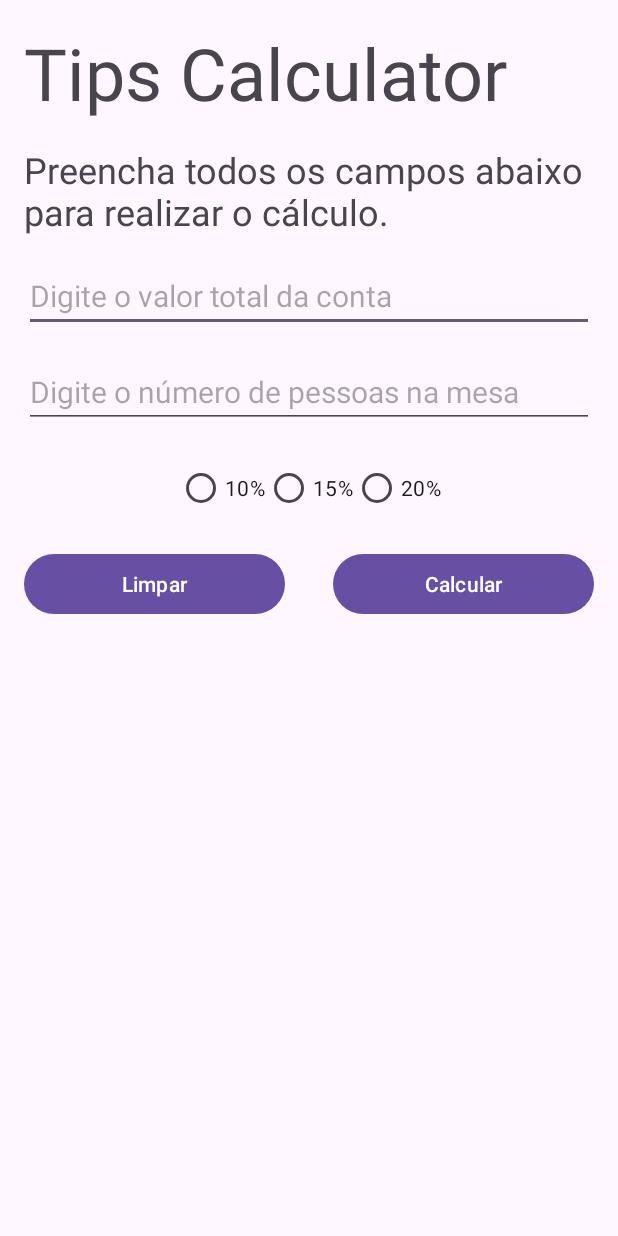
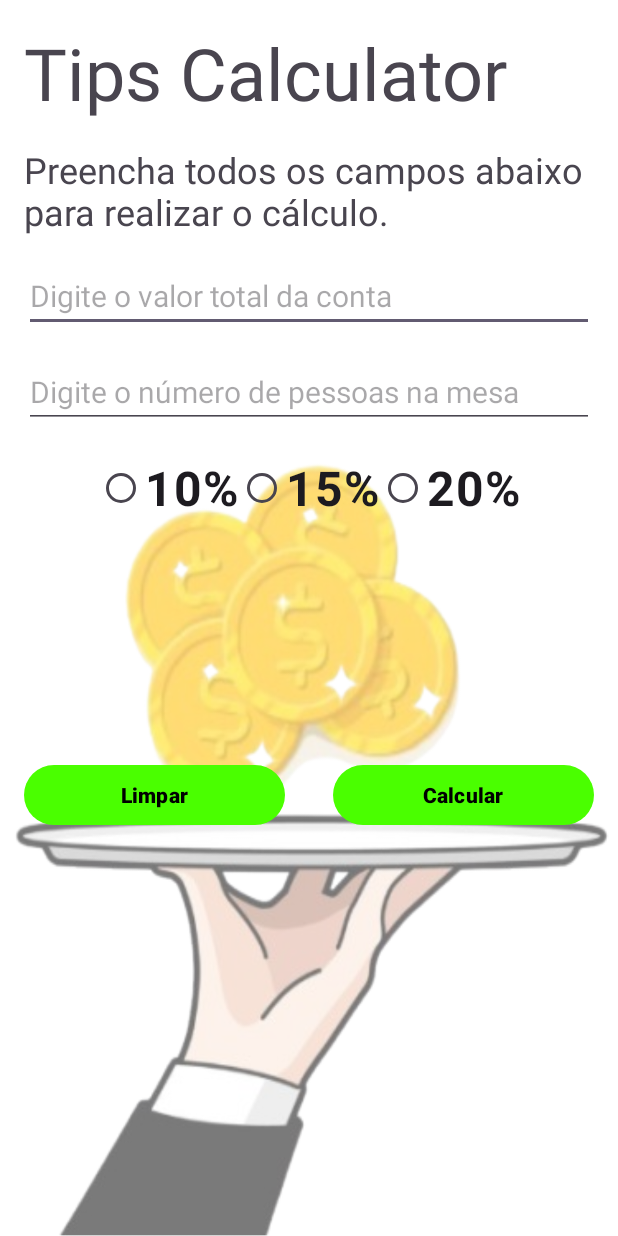
Before and after one commit to Giovanesantos1/appdagorjeta, an Android app: the screen it shows after launch (MainActivity), on a phone screen of 412 x 824 dp. Run offline under Robolectric (Android 15) with nearby library versions, the phone set to English and light mode, and no system bars.

Commit message:
melhorando o app

```diff
--- a/app/src/main/res/layout/activity_main.xml
+++ b/app/src/main/res/layout/activity_main.xml
@@ -6,6 +6,16 @@
     android:layout_width="match_parent"
     android:layout_height="match_parent"
     tools:context=".MainActivity">
+
+    <ImageView
+        android:id="@+id/img_primary_tela"
+        android:layout_width="match_parent"
+        android:layout_height="match_parent"
+        android:background="@drawable/teste"
+        app:layout_constraintBottom_toBottomOf="parent"
+        app:layout_constraintEnd_toEndOf="parent"
+        app:layout_constraintStart_toStartOf="parent"
+        app:layout_constraintTop_toTopOf="parent" />
 
     <TextView
         android:id="@+id/tv_title"
@@ -69,18 +79,24 @@
         android:id="@+id/rb_option_one"
         android:layout_width="wrap_content"
         android:layout_height="wrap_content"
+        android:textSize="32dp"
+        android:textStyle="bold"
         android:text="10%" />
 
     <RadioButton
         android:id="@+id/rb_option_two"
         android:layout_width="wrap_content"
         android:layout_height="wrap_content"
+        android:textSize="32dp"
+        android:textStyle="bold"
         android:text="15%"/>
 
         <RadioButton
             android:id="@+id/rb_option_three"
             android:layout_width="wrap_content"
             android:layout_height="wrap_content"
+            android:textSize="32dp"
+            android:textStyle="bold"
             android:text="20%"/>
 
     </RadioGroup>
@@ -90,10 +106,14 @@
         android:layout_width="0dp"
         android:layout_height="wrap_content"
         android:layout_margin="16dp"
+        android:textColor="@color/black"
+        android:textStyle="bold"
         android:text="Limpar"
+        app:layout_constraintBottom_toBottomOf="parent"
         app:layout_constraintEnd_toStartOf="@+id/btn_guideline"
         app:layout_constraintStart_toStartOf="parent"
-        app:layout_constraintTop_toBottomOf="@+id/rg_percentage" />
+        app:layout_constraintTop_toBottomOf="@+id/rg_percentage"
+        app:layout_constraintVertical_bias="0.356" />
 
     <androidx.constraintlayout.widget.Guideline
         android:id="@+id/btn_guideline"
@@ -107,9 +127,14 @@
         android:layout_width="0dp"
         android:layout_height="wrap_content"
         android:layout_margin="16dp"
+        android:textColor="@color/black"
+        android:textStyle="bold"
         android:text="Calcular"
+        app:layout_constraintBottom_toBottomOf="parent"
         app:layout_constraintEnd_toEndOf="parent"
+        app:layout_constraintHorizontal_bias="0.0"
         app:layout_constraintStart_toEndOf="@+id/btn_guideline"
-        app:layout_constraintTop_toBottomOf="@+id/rg_percentage" />
+        app:layout_constraintTop_toBottomOf="@+id/rg_percentage"
+        app:layout_constraintVertical_bias="0.356" />
 
 </androidx.constraintlayout.widget.ConstraintLayout>
--- a/app/src/main/res/layout/activity_sumary.xml
+++ b/app/src/main/res/layout/activity_sumary.xml
@@ -6,6 +6,12 @@
     android:layout_width="match_parent"
     android:layout_height="match_parent"
     tools:context=".SumaryActivity">
+
+    <ImageView
+        android:id="@+id/img_seg_tela"
+        android:layout_width="match_parent"
+        android:layout_height="match_parent"
+        android:background="@drawable/testeimg"/>
 
     <TextView
         android:id="@+id/tv_title"
@@ -118,6 +124,8 @@
         android:id="@+id/btn_refresh"
         android:layout_width="match_parent"
         android:layout_height="wrap_content"
+        android:textColor="@color/black"
+        android:textStyle="bold"
         android:text="Refresh"
         android:layout_margin="16dp"
         app:layout_constraintBottom_toBottomOf="parent"
--- a/app/src/main/res/values-night/themes.xml
+++ b/app/src/main/res/values-night/themes.xml
@@ -2,6 +2,6 @@
     <!-- Base application theme. -->
     <style name="Base.Theme.Gorjetaapp" parent="Theme.Material3.DayNight.NoActionBar">
         <!-- Customize your dark theme here. -->
-        <!-- <item name="colorPrimary">@color/my_dark_primary</item> -->
+         <item name="colorPrimary">@color/green</item>
     </style>
 </resources>
--- a/app/src/main/res/values/colors.xml
+++ b/app/src/main/res/values/colors.xml
@@ -2,4 +2,5 @@
 <resources>
     <color name="black">#FF000000</color>
     <color name="white">#FFFFFFFF</color>
+    <color name="green">#4aff00</color>
 </resources>
--- a/app/src/main/res/values/themes.xml
+++ b/app/src/main/res/values/themes.xml
@@ -2,7 +2,7 @@
     <!-- Base application theme. -->
     <style name="Base.Theme.Gorjetaapp" parent="Theme.Material3.DayNight.NoActionBar">
         <!-- Customize your light theme here. -->
-        <!-- <item name="colorPrimary">@color/my_light_primary</item> -->
+         <item name="colorPrimary">@color/green</item>
     </style>
 
     <style name="Theme.Gorjetaapp" parent="Base.Theme.Gorjetaapp" />
```
Also changed, not shown: app/src/main/res/drawable/img_segtela.png (added), app/src/main/res/drawable/img_teste.png (added), app/src/main/res/drawable/teste.png (added), app/src/main/res/drawable/testeimg.png (added).
